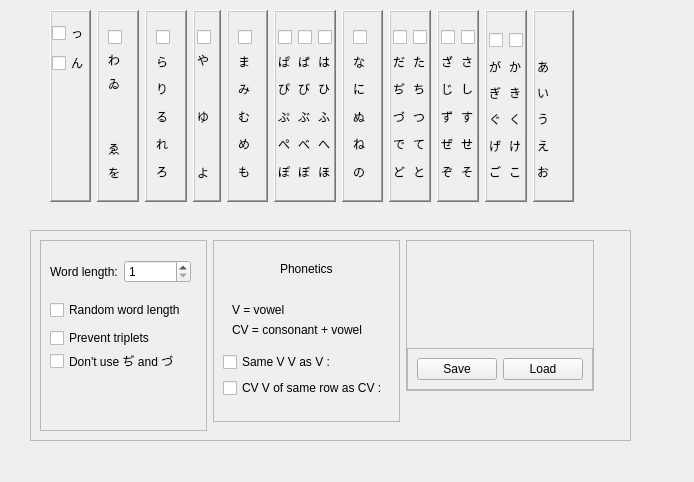
First picture: the form in Settingswindow.ui, repository mikewii/PSY, before the edit.
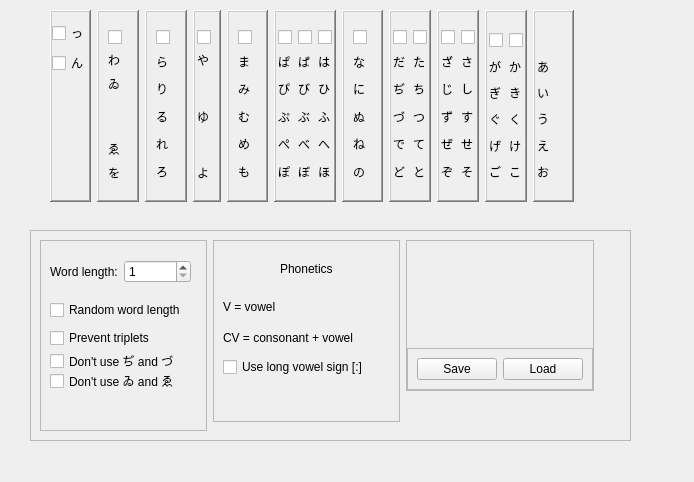
Second picture: the form after the edit.

Patch:
```diff
--- a/Settingswindow.ui
+++ b/Settingswindow.ui
@@ -1227,6 +1227,19 @@
       <string>Don't use ぢ and づ</string>
      </property>
     </widget>
+    <widget class="QCheckBox" name="check_preventWiWe">
+     <property name="geometry">
+      <rect>
+       <x>10</x>
+       <y>130</y>
+       <width>141</width>
+       <height>22</height>
+      </rect>
+     </property>
+     <property name="text">
+      <string>Don't use ゐ and ゑ</string>
+     </property>
+    </widget>
    </widget>
    <widget class="QFrame" name="frame_3">
     <property name="geometry">
@@ -1243,9 +1256,15 @@
     <property name="frameShadow">
      <enum>QFrame::Raised</enum>
     </property>
-    <layout class="QVBoxLayout" name="verticalLayout_4">
-     <item>
       <widget class="QWidget" name="widget_3" native="true">
+     <property name="geometry">
+      <rect>
+       <x>10</x>
+       <y>10</y>
+       <width>167</width>
+       <height>38</height>
+      </rect>
+     </property>
        <layout class="QHBoxLayout" name="horizontalLayout_9">
         <item>
          <spacer name="horizontalSpacer">
@@ -1282,9 +1301,15 @@
         </item>
        </layout>
       </widget>
-     </item>
-     <item>
       <widget class="QWidget" name="widget_2" native="true">
+     <property name="geometry">
+      <rect>
+       <x>10</x>
+       <y>54</y>
+       <width>156</width>
+       <height>56</height>
+      </rect>
+     </property>
        <layout class="QVBoxLayout" name="verticalLayout_3">
         <item>
          <widget class="QLabel" name="label_3">
@@ -1302,35 +1327,19 @@
         </item>
        </layout>
       </widget>
-     </item>
-     <item>
-      <widget class="QCheckBox" name="check_doubleVowelsPho">
-       <property name="text">
-        <string>Same V V as V :</string>
-       </property>
-      </widget>
-     </item>
-     <item>
-      <widget class="QCheckBox" name="check_oiPho">
+    <widget class="QCheckBox" name="check_useDoubleVowelSign">
+     <property name="geometry">
+      <rect>
+       <x>10</x>
+       <y>116</y>
+       <width>161</width>
+       <height>22</height>
+      </rect>
+     </property>
        <property name="text">
-        <string>CV V of same row as CV :</string>
-       </property>
-      </widget>
-     </item>
-     <item>
-      <spacer name="verticalSpacer_4">
-       <property name="orientation">
-        <enum>Qt::Vertical</enum>
-       </property>
-       <property name="sizeHint" stdset="0">
-        <size>
-         <width>20</width>
-         <height>40</height>
-        </size>
-       </property>
-      </spacer>
-     </item>
-    </layout>
+      <string>Use long vowel sign [:]</string>
+     </property>
+    </widget>
    </widget>
    <widget class="QFrame" name="rightSide">
     <property name="geometry">
```
Lines whose indentation alone changed are shown as unchanged.
